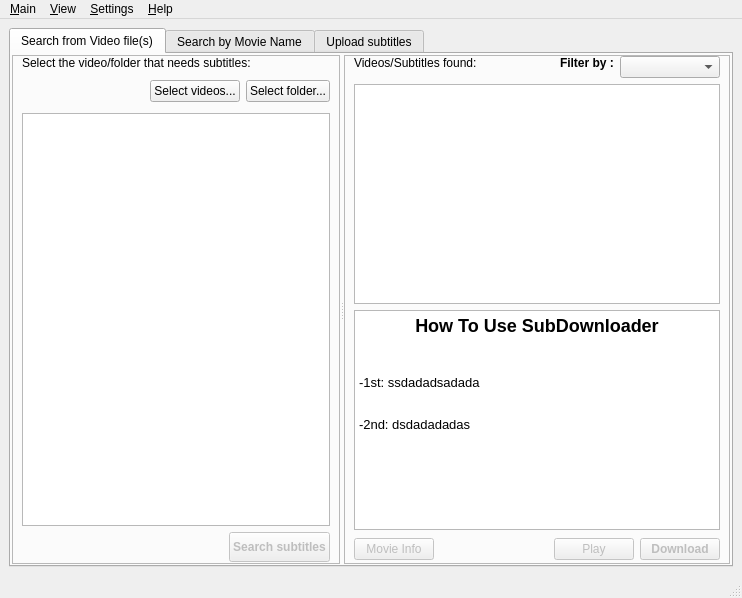
The window that gui/main.ui (subdownloader/subdownloader) describes before a commit, drawn with Qt 5.
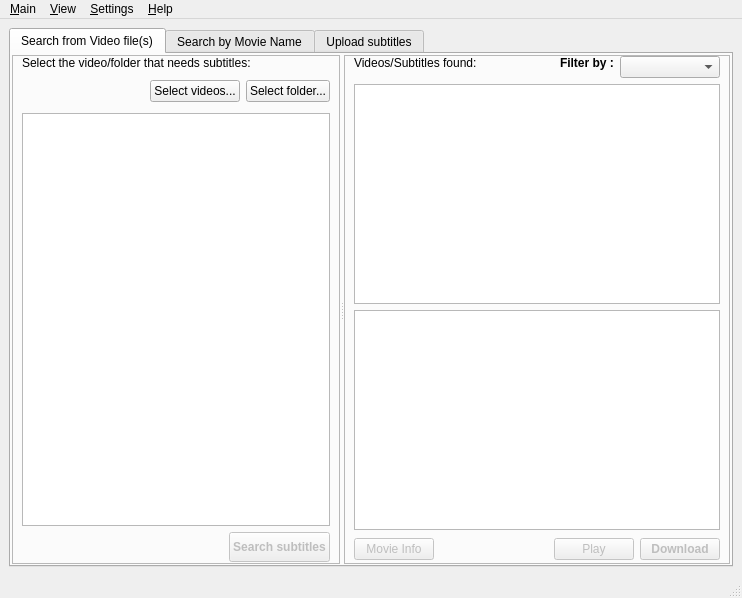
The same window after the commit. Icons and pictures are not drawn. Custom widgets are drawn as their Qt base class.

```diff
--- a/gui/main.ui
+++ b/gui/main.ui
@@ -371,11 +371,7 @@
 &lt;html>&lt;head>&lt;meta name="qrichtext" content="1" />&lt;style type="text/css">
 p, li { white-space: pre-wrap; }
 &lt;/style>&lt;/head>&lt;body style=" font-family:'DejaVu Sans'; font-size:10pt; font-weight:400; font-style:normal;">
-&lt;p align="center" style=" margin-top:18px; margin-bottom:12px; margin-left:0px; margin-right:0px; -qt-block-indent:0; text-indent:0px; font-size:x-large; font-weight:600;">&lt;span style=" font-size:x-large;">How To Use SubDownloader&lt;/span>&lt;/p>
-&lt;p style="-qt-paragraph-type:empty; margin-top:0px; margin-bottom:0px; margin-left:0px; margin-right:0px; -qt-block-indent:0; text-indent:0px;">&lt;/p>
-&lt;p style=" margin-top:12px; margin-bottom:12px; margin-left:0px; margin-right:0px; -qt-block-indent:0; text-indent:0px;">-1st: ssdadadsadada&lt;/p>
-&lt;p style="-qt-paragraph-type:empty; margin-top:0px; margin-bottom:0px; margin-left:0px; margin-right:0px; -qt-block-indent:0; text-indent:0px;">&lt;/p>
-&lt;p style=" margin-top:0px; margin-bottom:0px; margin-left:0px; margin-right:0px; -qt-block-indent:0; text-indent:0px;">-2nd: dsdadadadas&lt;/p>&lt;/body>&lt;/html></string>
+&lt;p style="-qt-paragraph-type:empty; margin-top:0px; margin-bottom:0px; margin-left:0px; margin-right:0px; -qt-block-indent:0; text-indent:0px; font-size:x-large; font-weight:600;">&lt;/p>&lt;/body>&lt;/html></string>
                    </property>
                   </widget>
                  </item>
```
